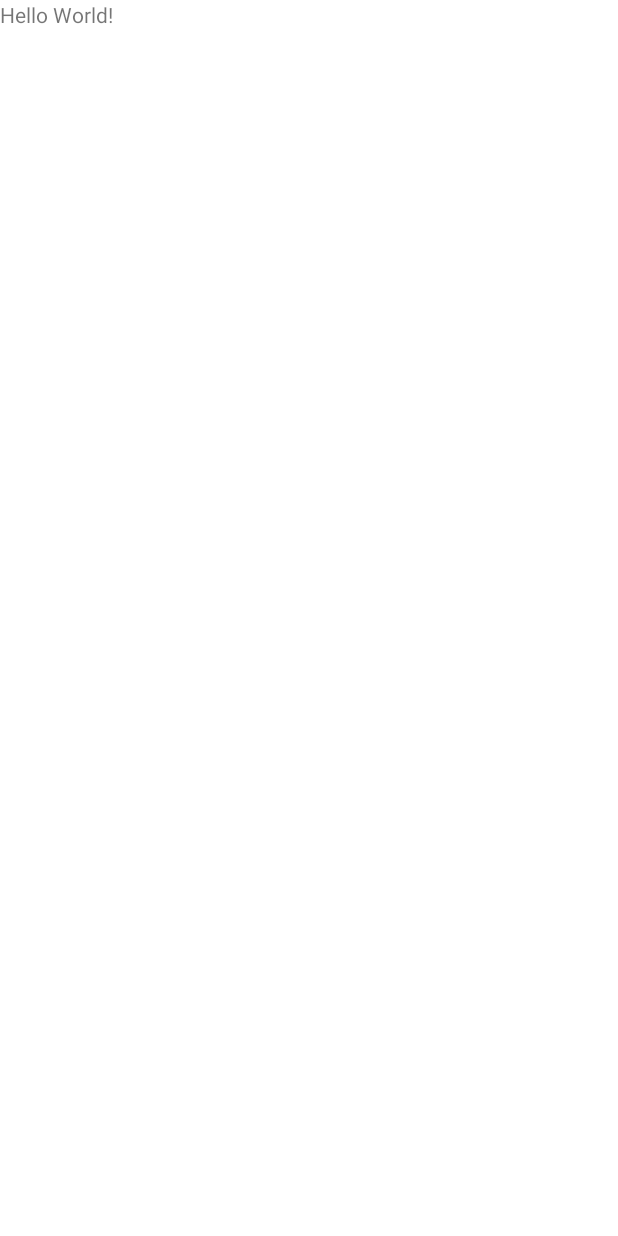
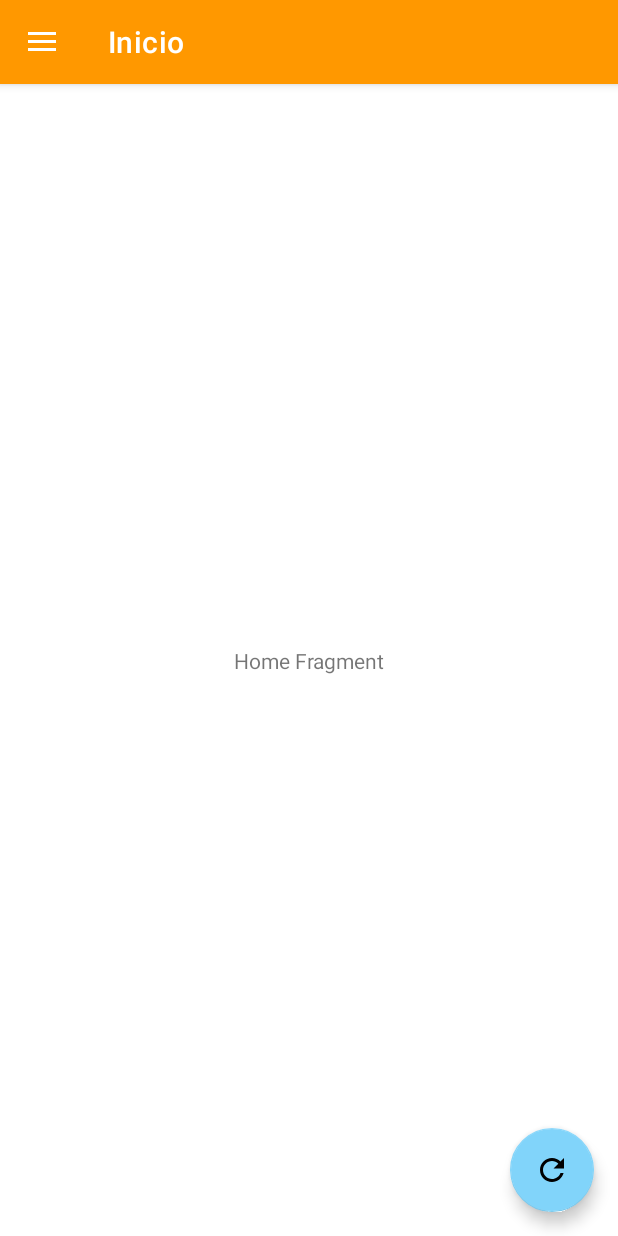
Before and after one commit to JoseLeandroNascimento/joker, an Android app: the screen it shows after launch (MainActivity), on a phone screen of 412 x 824 dp. Before the commit the screen is almost empty. Run offline under Robolectric (Android 15) with nearby library versions, the phone set to English and light mode, and no system bars; our stand-ins replace navigation-ui.

Commit message:
feat: config menu drawer

```diff
--- a/app/build.gradle.kts
+++ b/app/build.gradle.kts
@@ -43,6 +43,8 @@ dependencies {
     implementation(libs.androidx.activity)
     implementation(libs.androidx.constraintlayout)
     testImplementation(libs.junit)
+    implementation(libs.androidx.navigation.fragment.ktx)
+    implementation(libs.androidx.navigation.ui.ktx)
     androidTestImplementation(libs.androidx.junit)
     androidTestImplementation(libs.androidx.espresso.core)
 }
--- /dev/null
+++ b/app/src/main/java/com/example/joker/AboutFragment.kt
@@ -0,0 +1,18 @@
+package com.example.joker
+
+import android.os.Bundle
+import android.view.LayoutInflater
+import android.view.View
+import android.view.ViewGroup
+import androidx.fragment.app.Fragment
+
+class AboutFragment:Fragment() {
+
+    override fun onCreateView(
+        inflater: LayoutInflater,
+        container: ViewGroup?,
+        savedInstanceState: Bundle?
+    ): View? {
+        return inflater.inflate(R.layout.fragment_about,container,false)
+    }
+}
--- /dev/null
+++ b/app/src/main/java/com/example/joker/HomeFragment.kt
@@ -0,0 +1,19 @@
+package com.example.joker
+
+import android.os.Bundle
+import android.view.LayoutInflater
+import android.view.View
+import android.view.ViewGroup
+import androidx.fragment.app.Fragment
+
+class HomeFragment : Fragment() {
+
+    override fun onCreateView(
+        inflater: LayoutInflater,
+        container: ViewGroup?,
+        savedInstanceState: Bundle?
+    ): View? {
+
+       return  inflater.inflate(R.layout.fragment_home,container,false)
+    }
+}
--- /dev/null
+++ b/app/src/main/java/com/example/joker/JokeDayFragment.kt
@@ -0,0 +1,18 @@
+package com.example.joker
+
+import android.os.Bundle
+import android.view.LayoutInflater
+import android.view.View
+import android.view.ViewGroup
+import androidx.fragment.app.Fragment
+
+class JokeDayFragment:Fragment() {
+
+    override fun onCreateView(
+        inflater: LayoutInflater,
+        container: ViewGroup?,
+        savedInstanceState: Bundle?
+    ): View? {
+        return inflater.inflate(R.layout.frgment_joke_day,container,false)
+    }
+}
--- a/app/src/main/java/com/example/joker/MainActivity.kt
+++ b/app/src/main/java/com/example/joker/MainActivity.kt
@@ -1,20 +1,53 @@
 package com.example.joker
 
 import android.os.Bundle
-import androidx.activity.enableEdgeToEdge
 import androidx.appcompat.app.AppCompatActivity
-import androidx.core.view.ViewCompat
-import androidx.core.view.WindowInsetsCompat
+import androidx.appcompat.widget.Toolbar
+import androidx.drawerlayout.widget.DrawerLayout
+import androidx.navigation.findNavController
+import androidx.navigation.ui.AppBarConfiguration
+import androidx.navigation.ui.navigateUp
+import androidx.navigation.ui.setupActionBarWithNavController
+import androidx.navigation.ui.setupWithNavController
+import com.google.android.material.navigation.NavigationView
 
 class MainActivity : AppCompatActivity() {
+
+    private lateinit var appBarConfiguration: AppBarConfiguration
+
     override fun onCreate(savedInstanceState: Bundle?) {
         super.onCreate(savedInstanceState)
-        enableEdgeToEdge()
         setContentView(R.layout.activity_main)
-        ViewCompat.setOnApplyWindowInsetsListener(findViewById(R.id.main)) { v, insets ->
-            val systemBars = insets.getInsets(WindowInsetsCompat.Type.systemBars())
-            v.setPadding(systemBars.left, systemBars.top, systemBars.right, systemBars.bottom)
-            insets
-        }
+        val toolbar = findViewById<Toolbar>(R.id.toolbar)
+        setSupportActionBar(toolbar)
+//        ViewCompat.setOnApplyWindowInsetsListener(findViewById(R.id.main)) { v, insets ->
+//            val systemBars = insets.getInsets(WindowInsetsCompat.Type.systemBars())
+//            v.setPadding(systemBars.left, systemBars.top, systemBars.right, systemBars.bottom)
+//            insets
+//        }
+
+        val drawerLayout = findViewById<DrawerLayout>(R.id.drawerLayout)
+        val navView = findViewById<NavigationView>(R.id.nav_view)
+        val navController = findNavController(R.id.nav_host_fragment_content_main)
+
+        appBarConfiguration = AppBarConfiguration(
+            setOf(
+                R.id.nav_home,
+                R.id.nav_joke_day,
+                R.id.nav_about
+            ),
+            drawerLayout
+        )
+
+        setupActionBarWithNavController(navController,appBarConfiguration)
+
+        navView.setupWithNavController(navController)
+
+
+    }
+
+    override fun onSupportNavigateUp(): Boolean {
+        val navController = findNavController(R.id.nav_host_fragment_content_main)
+        return navController.navigateUp(appBarConfiguration) || super.onSupportNavigateUp()
     }
 }
--- /dev/null
+++ b/app/src/main/res/drawable/baseline_refresh_24.xml
@@ -0,0 +1,5 @@
+<vector xmlns:android="http://schemas.android.com/apk/res/android" android:height="24dp" android:tint="#000000" android:viewportHeight="24" android:viewportWidth="24" android:width="24dp">
+
+    <path android:fillColor="@android:color/white" android:pathData="M17.65,6.35C16.2,4.9 14.21,4 12,4c-4.42,0 -7.99,3.58 -7.99,8s3.57,8 7.99,8c3.73,0 6.84,-2.55 7.73,-6h-2.08c-0.82,2.33 -3.04,4 -5.65,4 -3.31,0 -6,-2.69 -6,-6s2.69,-6 6,-6c1.66,0 3.14,0.69 4.22,1.78L13,11h7V4l-2.35,2.35z"/>
+
+</vector>
--- a/app/src/main/res/layout/activity_main.xml
+++ b/app/src/main/res/layout/activity_main.xml
@@ -2,24 +2,26 @@
 <androidx.drawerlayout.widget.DrawerLayout xmlns:android="http://schemas.android.com/apk/res/android"
     xmlns:app="http://schemas.android.com/apk/res-auto"
     xmlns:tools="http://schemas.android.com/tools"
-    android:id="@+id/main"
+    android:id="@+id/drawerLayout"
     android:layout_width="match_parent"
     android:layout_height="match_parent"
+    tools:context=".MainActivity"
     tools:openDrawer="start"
-    tools:context=".MainActivity">
+    >
 
-    <TextView
-        android:layout_width="wrap_content"
-        android:layout_height="wrap_content"
-        android:text="Hello World!"
-       />
+    <include
+        android:id="@+id/app_bar_main"
+        layout="@layout/app_bar_main"
+        android:layout_width="match_parent"
+        android:layout_height="match_parent" />
+
 
     <com.google.android.material.navigation.NavigationView
         android:id="@+id/nav_view"
-        app:menu="@menu/activity_main_drawer"
         android:layout_width="wrap_content"
+        android:layout_height="match_parent"
         android:layout_gravity="start"
         app:headerLayout="@layout/nav_header_main"
-        android:layout_height="match_parent"/>
+        app:menu="@menu/activity_main_drawer" />
 
 </androidx.drawerlayout.widget.DrawerLayout>
--- /dev/null
+++ b/app/src/main/res/layout/app_bar_main.xml
@@ -0,0 +1,33 @@
+<?xml version="1.0" encoding="utf-8"?>
+<androidx.coordinatorlayout.widget.CoordinatorLayout xmlns:android="http://schemas.android.com/apk/res/android"
+    xmlns:app="http://schemas.android.com/apk/res-auto"
+    android:layout_width="match_parent"
+    android:layout_height="match_parent">
+
+    <com.google.android.material.appbar.AppBarLayout
+        android:layout_width="match_parent"
+        android:layout_height="wrap_content"
+        android:theme="@style/Theme.JokerAppDev.AppbarOverlay">
+
+        <androidx.appcompat.widget.Toolbar
+            android:id="@+id/toolbar"
+            android:layout_width="match_parent"
+            android:layout_height="?attr/actionBarSize"
+            android:background="?attr/colorPrimary"
+            app:popupTheme="@style/Theme.JokerAppDev.popupOverlay" />
+
+    </com.google.android.material.appbar.AppBarLayout>
+
+    <include layout="@layout/content_main" />
+
+    <com.google.android.material.floatingactionbutton.FloatingActionButton
+        android:id="@+id/fab"
+        android:layout_width="wrap_content"
+        android:layout_height="wrap_content"
+        android:layout_gravity="bottom|end"
+        android:layout_margin="@dimen/fab_margin"
+        android:contentDescription="@null"
+        app:srcCompat="@drawable/baseline_refresh_24" />
+
+
+</androidx.coordinatorlayout.widget.CoordinatorLayout>
--- /dev/null
+++ b/app/src/main/res/layout/content_main.xml
@@ -0,0 +1,18 @@
+<?xml version="1.0" encoding="utf-8"?>
+<androidx.constraintlayout.widget.ConstraintLayout xmlns:android="http://schemas.android.com/apk/res/android"
+    xmlns:app="http://schemas.android.com/apk/res-auto"
+    android:layout_width="match_parent"
+    android:layout_height="match_parent"
+    app:layout_behavior="@string/appbar_scrolling_view_behavior">
+
+    <fragment
+        android:id="@+id/nav_host_fragment_content_main"
+        android:layout_width="match_parent"
+        android:layout_height="match_parent"
+        android:name="androidx.navigation.fragment.NavHostFragment"
+        app:layout_constraintEnd_toEndOf="parent"
+        app:navGraph="@navigation/mobile_navigation"
+        app:layout_constraintStart_toStartOf="parent"
+        app:layout_constraintTop_toTopOf="parent" />
+
+</androidx.constraintlayout.widget.ConstraintLayout>
--- /dev/null
+++ b/app/src/main/res/layout/fragment_about.xml
@@ -0,0 +1,7 @@
+<?xml version="1.0" encoding="utf-8"?>
+<androidx.constraintlayout.widget.ConstraintLayout xmlns:android="http://schemas.android.com/apk/res/android"
+    android:layout_width="match_parent"
+    android:background="@color/orange_200"
+    android:layout_height="match_parent">
+
+</androidx.constraintlayout.widget.ConstraintLayout>
--- /dev/null
+++ b/app/src/main/res/layout/fragment_home.xml
@@ -0,0 +1,17 @@
+<?xml version="1.0" encoding="utf-8"?>
+<androidx.constraintlayout.widget.ConstraintLayout xmlns:android="http://schemas.android.com/apk/res/android"
+    xmlns:app="http://schemas.android.com/apk/res-auto"
+    android:layout_width="match_parent"
+    android:layout_height="match_parent">
+
+    <TextView
+        android:layout_width="wrap_content"
+        android:layout_height="wrap_content"
+        android:text="Home Fragment"
+
+        app:layout_constraintBottom_toBottomOf="parent"
+        app:layout_constraintEnd_toEndOf="parent"
+        app:layout_constraintStart_toStartOf="parent"
+        app:layout_constraintTop_toTopOf="parent" />
+
+</androidx.constraintlayout.widget.ConstraintLayout>
--- /dev/null
+++ b/app/src/main/res/layout/frgment_joke_day.xml
@@ -0,0 +1,7 @@
+<?xml version="1.0" encoding="utf-8"?>
+<androidx.constraintlayout.widget.ConstraintLayout xmlns:android="http://schemas.android.com/apk/res/android"
+    android:layout_width="match_parent"
+    android:background="@color/blue_200"
+    android:layout_height="match_parent">
+
+</androidx.constraintlayout.widget.ConstraintLayout>
--- /dev/null
+++ b/app/src/main/res/navigation/mobile_navigation.xml
@@ -0,0 +1,27 @@
+<?xml version="1.0" encoding="utf-8"?>
+<navigation xmlns:android="http://schemas.android.com/apk/res/android"
+    xmlns:app="http://schemas.android.com/apk/res-auto"
+    xmlns:tools="http://schemas.android.com/tools"
+    android:id="@+id/mobile_navigation"
+    app:startDestination="@id/nav_home"
+    >
+
+    <fragment
+        android:id="@+id/nav_home"
+        android:name="com.example.joker.HomeFragment"
+        android:label="@string/menu_home"
+        tools:layout="@layout/fragment_home" />
+
+    <fragment
+        android:id="@+id/nav_joke_day"
+        android:name="com.example.joker.JokeDayFragment"
+        android:label="@string/menu_joke_day"
+        tools:layout="@layout/frgment_joke_day" />
+
+    <fragment
+        android:id="@+id/nav_about"
+        android:label="@string/menu_about"
+        android:name="com.example.joker.AboutFragment"
+        tools:layout="@layout/fragment_about" />
+
+</navigation>
--- a/app/src/main/res/values/dimes.xml
+++ b/app/src/main/res/values/dimes.xml
@@ -4,5 +4,6 @@
     <dimen name="activity_horizontal_margin">16dp</dimen>
     <dimen name="activity_vertical_margin">16dp</dimen>
     <dimen name="nav_header_vertical_spacing">8dp</dimen>
+    <dimen name="fab_margin">16dp</dimen>
 
 </resources>
--- a/app/src/main/res/values/themes.xml
+++ b/app/src/main/res/values/themes.xml
@@ -13,5 +13,9 @@
 
     </style>
 
+    <style name="Theme.JokerAppDev.AppbarOverlay" parent="ThemeOverlay.AppCompat.Dark.ActionBar"/>
+    <style name="Theme.JokerAppDev.popupOverlay" parent="ThemeOverlay.AppCompat.Light"/>
+
+
     <style name="Theme.Joker" parent="Base.Theme.Joker" />
 </resources>
--- a/gradle/libs.versions.toml
+++ b/gradle/libs.versions.toml
@@ -9,9 +9,12 @@ appcompat = "1.7.0"
 material = "1.12.0"
 activity = "1.10.0"
 constraintlayout = "2.2.0"
+navigationFragmentKtx = "2.8.7"
 
 [libraries]
 androidx-core-ktx = { group = "androidx.core", name = "core-ktx", version.ref = "coreKtx" }
+androidx-navigation-fragment-ktx = { module = "androidx.navigation:navigation-fragment-ktx", version.ref = "navigationFragmentKtx" }
+androidx-navigation-ui-ktx = { module = "androidx.navigation:navigation-ui-ktx", version.ref = "navigationFragmentKtx" }
 junit = { group = "junit", name = "junit", version.ref = "junit" }
 androidx-junit = { group = "androidx.test.ext", name = "junit", version.ref = "junitVersion" }
 androidx-espresso-core = { group = "androidx.test.espresso", name = "espresso-core", version.ref = "espressoCore" }
```
